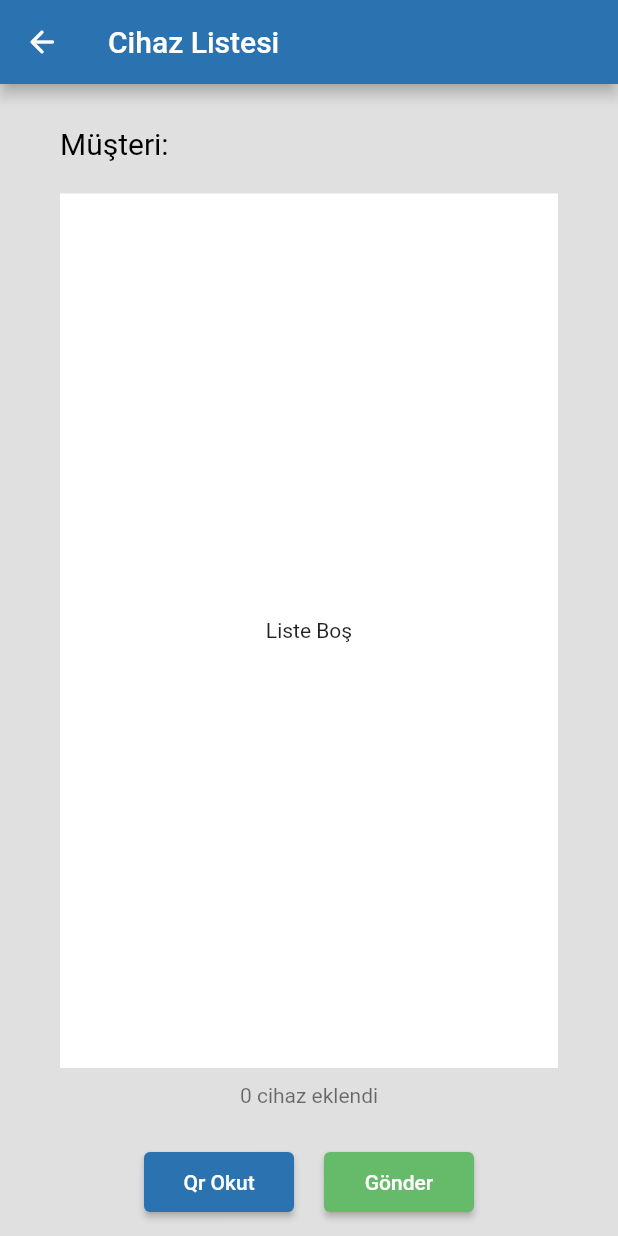
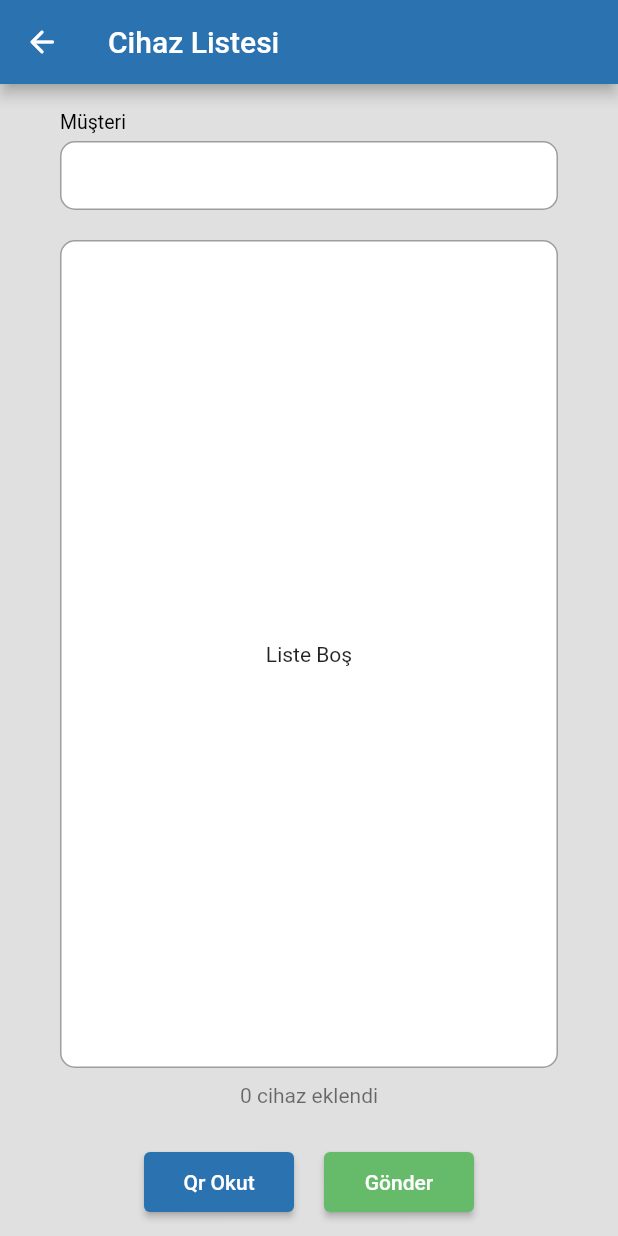
Before and after one commit to ebrarkeles/carpex_stok_takibi, a Flutter app: the QrDeviceListPage screen opened directly, on a phone screen of 412 x 824 dp. Run offline on Flutter 3.47's test engine with Material 2 defaults, Android fonts, the light colour scheme and no system bars; our stand-ins replace animated_splash_screen, get, pin_code_fields, shared_preferences; missing offline and left inert: qr_code_scanner; accounts and stored records are empty.

Commit message:
v[1.0.0]

```diff
--- a/lib/page/qr_device_list_page.dart
+++ b/lib/page/qr_device_list_page.dart
@@ -87,6 +87,8 @@ class _QrDeviceListPageState extends State<QrDeviceListPage> {
     }
   }
 
+  final scrollController = ScrollController();
+
   @override
   Widget build(BuildContext context) {
     return SafeArea(
@@ -111,25 +113,55 @@ class _QrDeviceListPageState extends State<QrDeviceListPage> {
         ),
         body: Padding(
           padding:
-              const EdgeInsets.only(right: 40, left: 40, top: 16, bottom: 16),
+              const EdgeInsets.only(right: 40, left: 40, top: 8, bottom: 16),
           child: Column(
             crossAxisAlignment: CrossAxisAlignment.center,
             mainAxisAlignment: MainAxisAlignment.spaceAround,
             children: [
               Container(
                 margin: EdgeInsets.only(top: 10, bottom: 20),
-                child: Row(
+                child: Column(
                   children: [
-                    const Text('Müşteri:',
-                        style: TextStyle(
-                            fontSize: 20,
+                    const Row(
+                      children: [
+                        Text(
+                          'Müşteri',
+                          style: TextStyle(
+                            fontSize: 13,
                             fontWeight: FontWeight.normal,
-                            color: Colors.black)),
-                    const SizedBox(width: 15),
-                    Text(
-                      Constants.musteri.toString(),
-                      style: const TextStyle(
-                          fontSize: 23, fontWeight: FontWeight.bold),
+                            color: Colors.black,
+                          ),
+                        ),
+                      ],
+                    ),
+                    const SizedBox(height: 5),
+                    Container(
+                      decoration: BoxDecoration(
+                        borderRadius: BorderRadius.circular(10),
+                        border: Border.all(width: 1, color: Colors.grey),
+                        color: Colors.white,
+                      ),
+                      width: MediaQuery.of(context).size.width,
+                      child: Padding(
+                        padding: const EdgeInsets.all(13),
+                        child: SingleChildScrollView(
+                          physics: BouncingScrollPhysics(),
+                          scrollDirection: Axis.horizontal,
+                          child: Row(
+                            children: [
+                              Text(
+                                Constants.musteri.toString(),
+                                style: const TextStyle(
+                                  color: Colors.black,
+                                  fontSize: 15,
+                                ),
+                                overflow: TextOverflow.fade,
+                                softWrap: false,
+                              ),
+                            ],
+                          ),
+                        ),
+                      ),
                     ),
                   ],
                 ),
--- a/lib/widgets/cihaz_listesi.dart
+++ b/lib/widgets/cihaz_listesi.dart
@@ -25,14 +25,21 @@ class _Qr_ListState extends State<Qr_List> {
     if (tumQrEklenenCihazlar.isNotEmpty) {
       return Expanded(
         child: Container(
+          decoration: BoxDecoration(
+            color: Colors.transparent,
+            borderRadius: BorderRadius.circular(10),
+          ),
           width: MediaQuery.of(context).size.width,
-          color: Colors.transparent,
           child: Column(
             mainAxisAlignment: MainAxisAlignment.start,
             children: [
               Expanded(
                 child: Container(
-                  color: Colors.white,
+                  decoration: BoxDecoration(
+                    borderRadius: BorderRadius.circular(10),
+                    border: Border.all(width: 1, color: Colors.grey),
+                    color: Colors.white,
+                  ),
                   child: ListView.builder(
                     physics: const BouncingScrollPhysics(),
                     itemCount: tumQrEklenenCihazlar.length,
@@ -74,12 +81,19 @@ class _Qr_ListState extends State<Qr_List> {
       return Expanded(
         child: Container(
           width: MediaQuery.of(context).size.width,
-          color: Colors.transparent,
+          decoration: BoxDecoration(
+            color: Colors.transparent,
+            borderRadius: BorderRadius.circular(10),
+          ),
           child: Column(
             children: [
               Expanded(
                 child: Container(
-                  color: Colors.white,
+                  decoration: BoxDecoration(
+                    borderRadius: BorderRadius.circular(10),
+                    color: Colors.white,
+                    border: Border.all(width: 1, color: Colors.grey),
+                  ),
                   child: Center(
                     child: Text(
                       "Liste Boş",
```
